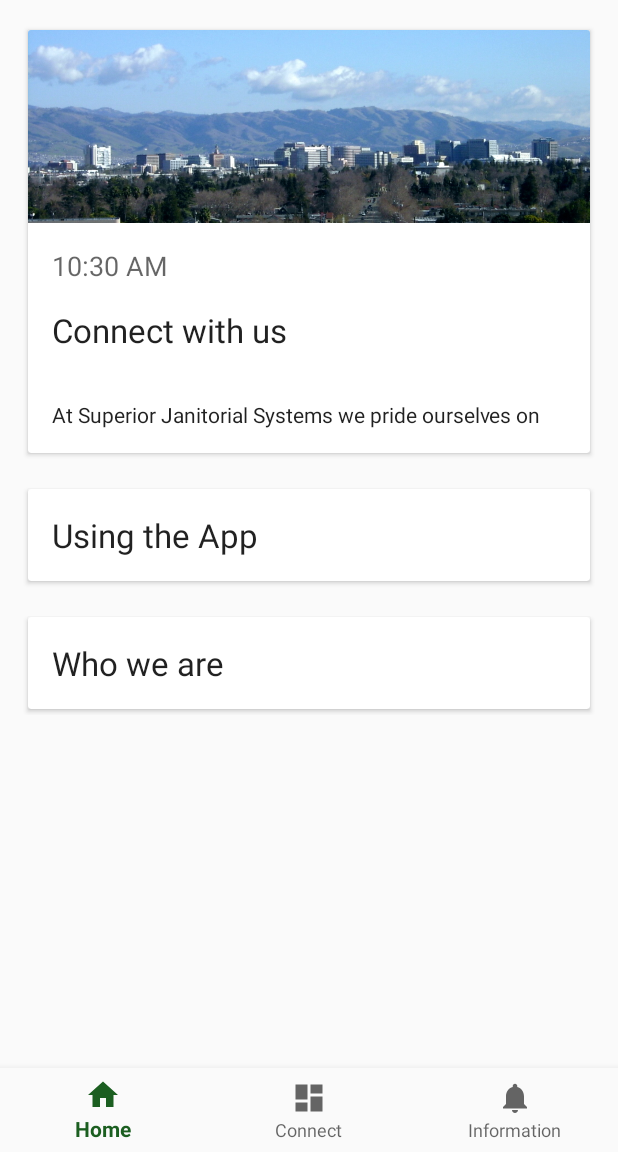
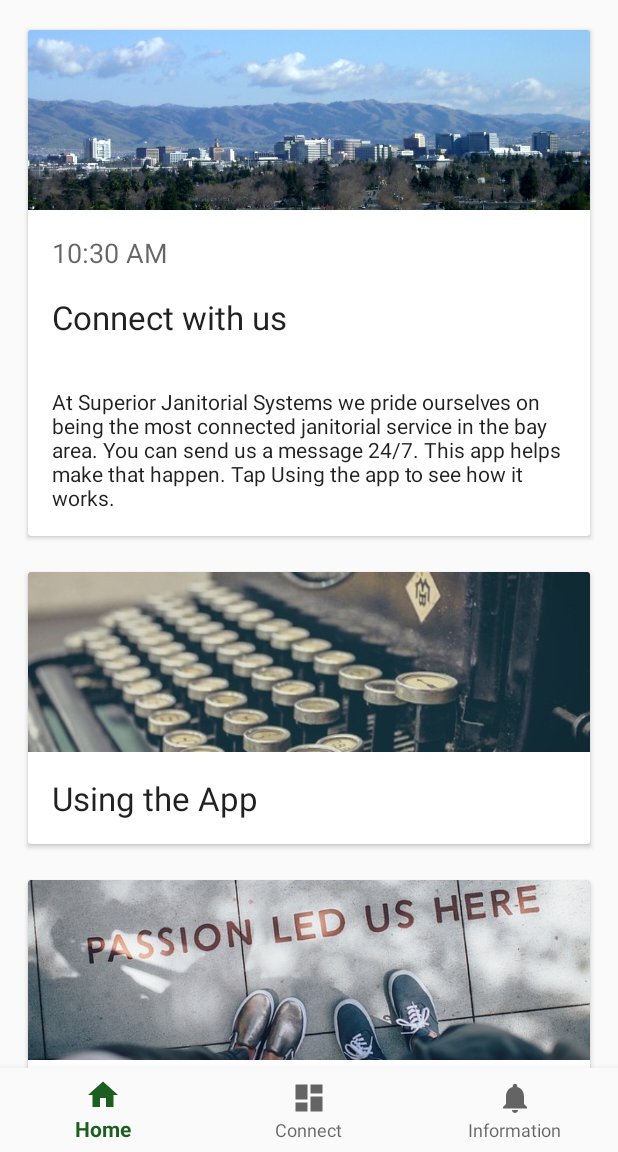
Before and after one commit to jasensanders/CompanyConnect, an Android app: the screen it shows after launch (MainActivity), after a tap on an icon or button, on a phone screen of 412 x 824 dp, the part 84-1236 px from its top. Run offline under Robolectric (Android 15) with nearby library versions, the phone set to English and light mode, and no system bars.

Commit message:
UI polish: main_fragment UI images added.  Extra text added.

```diff
--- a/app/src/main/res/layout/fragment_main.xml
+++ b/app/src/main/res/layout/fragment_main.xml
@@ -35,9 +35,10 @@
                 android:orientation="vertical">
                 <ImageView
                     android:layout_width="match_parent"
-                    android:layout_height="wrap_content"
+                    android:layout_height="120dp"
                     android:adjustViewBounds="true"
-                    android:src="@drawable/sj_skyline"/>
+                    android:src="@drawable/sj_skyline"
+                    android:scaleType="centerCrop"/>
 
                 <TextClock
                     android:id="@+id/textClock"
@@ -86,6 +87,13 @@
                 android:layout_height="wrap_content"
                 android:orientation="vertical">
 
+                <ImageView
+                    android:layout_width="match_parent"
+                    android:layout_height="120dp"
+                    android:adjustViewBounds="true"
+                    android:src="@drawable/typewriter"
+                    android:scaleType="centerCrop"/>
+
                 <TextView
                     android:layout_width="wrap_content"
                     android:layout_height="wrap_content"
@@ -124,6 +132,12 @@
                 android:layout_width="match_parent"
                 android:layout_height="wrap_content"
                 android:orientation="vertical">
+                <ImageView
+                    android:layout_width="match_parent"
+                    android:layout_height="120dp"
+                    android:adjustViewBounds="true"
+                    android:src="@drawable/shoes"
+                    android:scaleType="centerCrop"/>
 
                 <TextView
                     android:layout_width="wrap_content"
--- a/app/src/main/res/values/strings.xml
+++ b/app/src/main/res/values/strings.xml
@@ -19,13 +19,15 @@
     <string name="connect_fragment_button_e_waste_request_restrictions">Some limitations apply.</string>
 
     <string name="main_fragment_title_welcome_card">Connect with us</string>
-    <string name="main_fragment_text_welcome_card">At Superior Janitorial Systems we pride ourselves on</string>
+    <string name="main_fragment_text_welcome_card">At Superior Janitorial Systems we pride ourselves on being the most connected janitorial service in the bay area.  You can send us a message 24/7.  This app helps make that happen.
+    Tap "Using the app" to see how it works.</string>
 
     <string name="main_fragment_title_howto_card">Using the App</string>
-    <string name="main_fragment_text_howto_card">This app is primarily for connecting with us</string>
+    <string name="main_fragment_text_howto_card">This app is used for our clients to connect with us on the go. Simply tap the connect button at the bottom and then select what type of message you want to send.
+    Not a client yet? Just tap the Request Estimate card. Need to leave us a note? Tap the Leave a Note for Janitors card.  Its that easy.</string>
 
     <string name="main_fragment_title_about_us_card">Who we are</string>
-    <string name="main_fragment_text_about_us_card">Superior Janitorial Systems is a cleaning service located in the South Bay Area in San Jose, CA.</string>
+    <string name="main_fragment_text_about_us_card">Superior Janitorial Systems is a commercial cleaning service located in the South Bay Area in San Jose, CA.</string>
 
     <string name="form_label_contactRequested">Contact requested immediately</string>
     <string name="form_hint_name">Name (Required)</string>
```
Also changed, not shown: app/src/main/res/drawable/shoes.jpg (added), app/src/main/res/drawable/typewriter.jpg (added).
